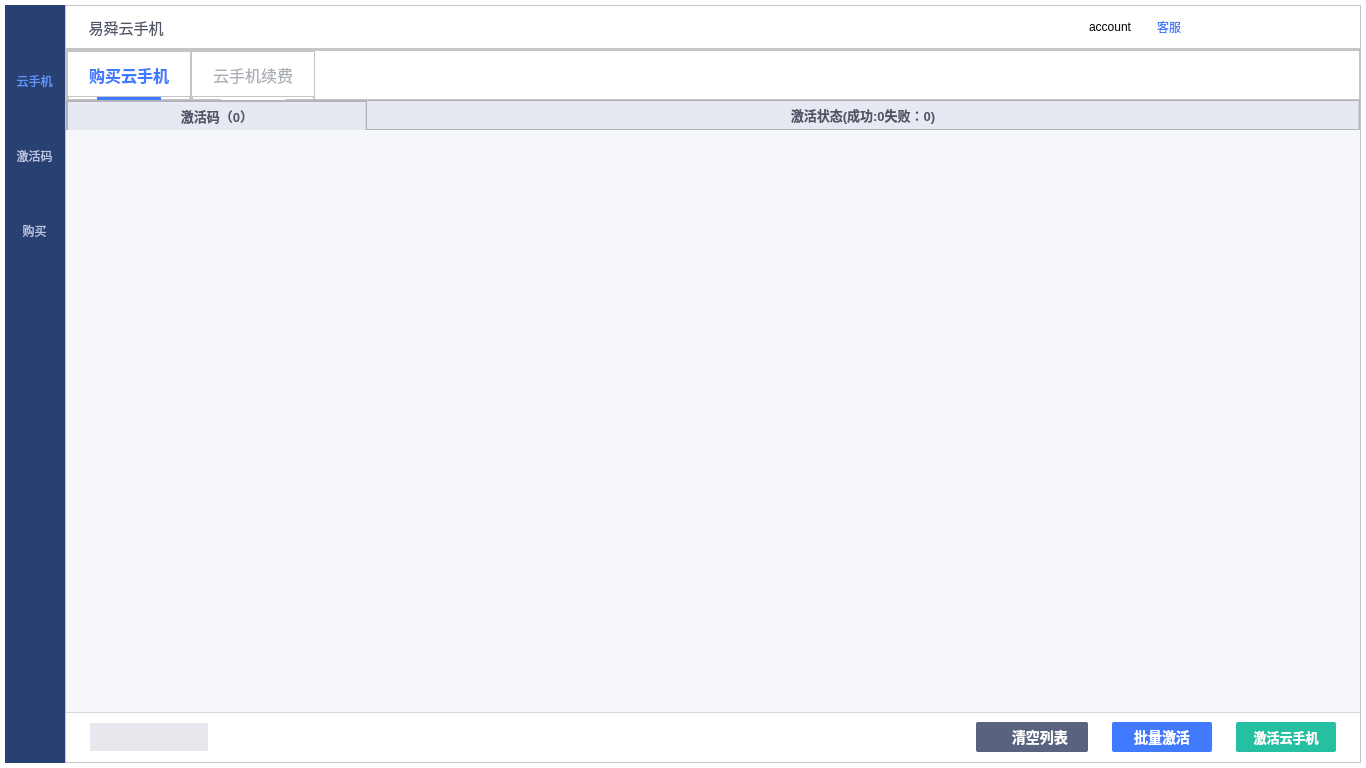
Old version of the form mainwindow.ui in the repository ZhouMei20220810/TEST.
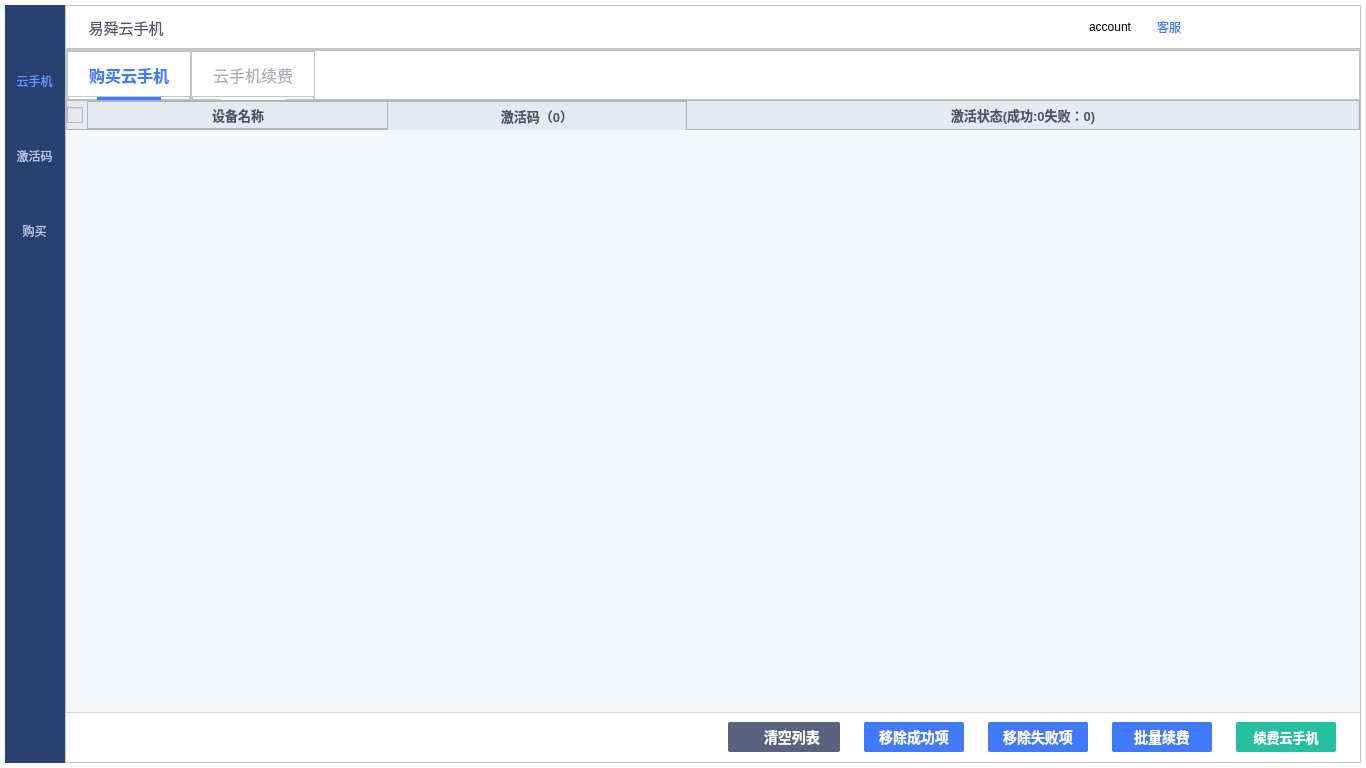
New version of the form. The open tabs and pages were chosen to show the change. Icons and pictures are not drawn. Custom widgets are drawn as their Qt base class.

Commit message: 备份增加激活码续费页面

Patch:
```diff
--- a/mainwindow.ui
+++ b/mainwindow.ui
@@ -3323,6 +3323,25 @@
               </widget>
              </item>
              <item>
+              <widget class="QStackedWidget" name="stackedWidgetActiveCode">
+               <widget class="QWidget" name="pageActive">
+                <layout class="QVBoxLayout" name="verticalLayout_25">
+                 <property name="spacing">
+                  <number>0</number>
+                 </property>
+                 <property name="leftMargin">
+                  <number>0</number>
+                 </property>
+                 <property name="topMargin">
+                  <number>0</number>
+                 </property>
+                 <property name="rightMargin">
+                  <number>0</number>
+                 </property>
+                 <property name="bottomMargin">
+                  <number>0</number>
+                 </property>
+                 <item>
               <widget class="QFrame" name="frame_18">
                <property name="minimumSize">
                 <size>
@@ -3668,6 +3687,515 @@
                  </widget>
                 </item>
                </layout>
+                  </widget>
+                 </item>
+                </layout>
+               </widget>
+               <widget class="QWidget" name="pageRenewActive">
+                <layout class="QVBoxLayout" name="verticalLayout_26">
+                 <property name="spacing">
+                  <number>0</number>
+                 </property>
+                 <property name="leftMargin">
+                  <number>0</number>
+                 </property>
+                 <property name="topMargin">
+                  <number>0</number>
+                 </property>
+                 <property name="rightMargin">
+                  <number>0</number>
+                 </property>
+                 <property name="bottomMargin">
+                  <number>0</number>
+                 </property>
+                 <item>
+                  <widget class="QMouseFrame" name="frameLevelTab">
+                   <property name="mouseTracking">
+                    <bool>true</bool>
+                   </property>
+                   <property name="frameShape">
+                    <enum>QFrame::StyledPanel</enum>
+                   </property>
+                   <property name="frameShadow">
+                    <enum>QFrame::Raised</enum>
+                   </property>
+                  </widget>
+                 </item>
+                 <item>
+                  <widget class="QMouseFrame" name="frame_34">
+                   <property name="minimumSize">
+                    <size>
+                     <width>0</width>
+                     <height>30</height>
+                    </size>
+                   </property>
+                   <property name="maximumSize">
+                    <size>
+                     <width>16777215</width>
+                     <height>30</height>
+                    </size>
+                   </property>
+                   <property name="mouseTracking">
+                    <bool>true</bool>
+                   </property>
+                   <property name="styleSheet">
+                    <string notr="true">background-color:#E6E9F2;</string>
+                   </property>
+                   <property name="frameShape">
+                    <enum>QFrame::StyledPanel</enum>
+                   </property>
+                   <property name="frameShadow">
+                    <enum>QFrame::Raised</enum>
+                   </property>
+                   <layout class="QHBoxLayout" name="horizontalLayout_38">
+                    <property name="spacing">
+                     <number>0</number>
+                    </property>
+                    <property name="leftMargin">
+                     <number>0</number>
+                    </property>
+                    <property name="topMargin">
+                     <number>0</number>
+                    </property>
+                    <property name="rightMargin">
+                     <number>0</number>
+                    </property>
+                    <property name="bottomMargin">
+                     <number>0</number>
+                    </property>
+                    <item>
+                     <widget class="QCheckBox" name="checkBoxActiveCodeRenew">
+                      <property name="minimumSize">
+                       <size>
+                        <width>20</width>
+                        <height>20</height>
+                       </size>
+                      </property>
+                      <property name="maximumSize">
+                       <size>
+                        <width>20</width>
+                        <height>20</height>
+                       </size>
+                      </property>
+                      <property name="styleSheet">
+                       <string notr="true"> QCheckBox {
+     spacing: 5px;
+ }
+
+ QCheckBox::indicator {
+     width: 16px;
+     height: 16px;
+ }
+
+ QCheckBox::indicator:unchecked {
+     image: url(:/login/resource/login/option_normal.png);
+ }
+
+ QCheckBox::indicator:unchecked:hover {
+     image: url(:/login/resource/login/option_normal.png);
+ }
+
+ QCheckBox::indicator:unchecked:pressed {
+     image: url(:/login/resource/login/option_normal.png);
+ }
+
+ QCheckBox::indicator:checked {
+     image: url(:/login/resource/login/option_select.png);
+ }
+
+ QCheckBox::indicator:checked:hover {
+     image: url(:/login/resource/login/option_select.png);
+ }
+
+ QCheckBox::indicator:checked:pressed {
+     image: url(:/login/resource/login/option_select.png);
+ }
+</string>
+                      </property>
+                      <property name="text">
+                       <string/>
+                      </property>
+                     </widget>
+                    </item>
+                    <item>
+                     <widget class="QMouseFrame" name="frame_36">
+                      <property name="minimumSize">
+                       <size>
+                        <width>300</width>
+                        <height>0</height>
+                       </size>
+                      </property>
+                      <property name="maximumSize">
+                       <size>
+                        <width>300</width>
+                        <height>16777215</height>
+                       </size>
+                      </property>
+                      <property name="frameShape">
+                       <enum>QFrame::StyledPanel</enum>
+                      </property>
+                      <property name="frameShadow">
+                       <enum>QFrame::Raised</enum>
+                      </property>
+                      <layout class="QHBoxLayout" name="horizontalLayout_40">
+                       <property name="spacing">
+                        <number>0</number>
+                       </property>
+                       <property name="leftMargin">
+                        <number>0</number>
+                       </property>
+                       <property name="topMargin">
+                        <number>0</number>
+                       </property>
+                       <property name="rightMargin">
+                        <number>0</number>
+                       </property>
+                       <property name="bottomMargin">
+                        <number>0</number>
+                       </property>
+                       <item>
+                        <widget class="QLabel" name="labelActiveCodeNum_3">
+                         <property name="minimumSize">
+                          <size>
+                           <width>300</width>
+                           <height>0</height>
+                          </size>
+                         </property>
+                         <property name="maximumSize">
+                          <size>
+                           <width>300</width>
+                           <height>16777215</height>
+                          </size>
+                         </property>
+                         <property name="styleSheet">
+                          <string notr="true">QFrame {border-right: 1px solid #D7D7DE;color:#505465;font-size:13px;font-weight:bold;}</string>
+                         </property>
+                         <property name="text">
+                          <string>设备名称</string>
+                         </property>
+                         <property name="alignment">
+                          <set>Qt::AlignCenter</set>
+                         </property>
+                        </widget>
+                       </item>
+                      </layout>
+                     </widget>
+                    </item>
+                    <item>
+                     <widget class="QMouseFrame" name="frame_35">
+                      <property name="minimumSize">
+                       <size>
+                        <width>300</width>
+                        <height>30</height>
+                       </size>
+                      </property>
+                      <property name="maximumSize">
+                       <size>
+                        <width>300</width>
+                        <height>30</height>
+                       </size>
+                      </property>
+                      <property name="mouseTracking">
+                       <bool>true</bool>
+                      </property>
+                      <property name="frameShape">
+                       <enum>QFrame::StyledPanel</enum>
+                      </property>
+                      <property name="frameShadow">
+                       <enum>QFrame::Raised</enum>
+                      </property>
+                      <layout class="QVBoxLayout" name="verticalLayout_24">
+                       <property name="spacing">
+                        <number>0</number>
+                       </property>
+                       <property name="leftMargin">
+                        <number>0</number>
+                       </property>
+                       <property name="topMargin">
+                        <number>0</number>
+                       </property>
+                       <property name="rightMargin">
+                        <number>0</number>
+                       </property>
+                       <property name="bottomMargin">
+                        <number>0</number>
+                       </property>
+                       <item>
+                        <widget class="QLabel" name="labelActiveCodeNum_2">
+                         <property name="styleSheet">
+                          <string notr="true">QFrame {border-right: 1px solid #D7D7DE;color:#505465;font-size:13px;font-weight:bold;}</string>
+                         </property>
+                         <property name="text">
+                          <string>激活码（0）</string>
+                         </property>
+                         <property name="alignment">
+                          <set>Qt::AlignCenter</set>
+                         </property>
+                        </widget>
+                       </item>
+                      </layout>
+                     </widget>
+                    </item>
+                    <item>
+                     <widget class="QLabel" name="labelActiveStatus_2">
+                      <property name="mouseTracking">
+                       <bool>true</bool>
+                      </property>
+                      <property name="styleSheet">
+                       <string notr="true">QFrame {border-right: 1px solid #D7D7DE;color:#505465;font-size:13px;font-weight:bold;}</string>
+                      </property>
+                      <property name="text">
+                       <string>激活状态(成功:0失败：0)</string>
+                      </property>
+                      <property name="alignment">
+                       <set>Qt::AlignCenter</set>
+                      </property>
+                     </widget>
+                    </item>
+                   </layout>
+                  </widget>
+                 </item>
+                 <item>
+                  <widget class="QMouseListWidget" name="listWidgetRenewActiveCode">
+                   <property name="mouseTracking">
+                    <bool>true</bool>
+                   </property>
+                   <property name="styleSheet">
+                    <string notr="true">border:none;background-color:#F5F7FB;</string>
+                   </property>
+                  </widget>
+                 </item>
+                 <item>
+                  <widget class="QMouseFrame" name="frame_33">
+                   <property name="minimumSize">
+                    <size>
+                     <width>0</width>
+                     <height>50</height>
+                    </size>
+                   </property>
+                   <property name="maximumSize">
+                    <size>
+                     <width>16777215</width>
+                     <height>50</height>
+                    </size>
+                   </property>
+                   <property name="mouseTracking">
+                    <bool>true</bool>
+                   </property>
+                   <property name="styleSheet">
+                    <string notr="true">QFrame {
+color: rgb(255, 255, 255);
+background-color: #FF#F5F6FA;
+border-radius:0px;
+border-top: 1px solid #D7D7DE;
+}</string>
+                   </property>
+                   <property name="frameShape">
+                    <enum>QFrame::StyledPanel</enum>
+                   </property>
+                   <property name="frameShadow">
+                    <enum>QFrame::Raised</enum>
+                   </property>
+                   <layout class="QHBoxLayout" name="horizontalLayout_34">
+                    <property name="spacing">
+                     <number>24</number>
+                    </property>
+                    <property name="leftMargin">
+                     <number>24</number>
+                    </property>
+                    <property name="rightMargin">
+                     <number>24</number>
+                    </property>
+                    <item>
+                     <spacer name="horizontalSpacer_26">
+                      <property name="orientation">
+                       <enum>Qt::Horizontal</enum>
+                      </property>
+                      <property name="sizeHint" stdset="0">
+                       <size>
+                        <width>518</width>
+                        <height>20</height>
+                       </size>
+                      </property>
+                     </spacer>
+                    </item>
+                    <item>
+                     <widget class="QToolButton" name="toolBtnClearRenewList">
+                      <property name="cursor">
+                       <cursorShape>PointingHandCursor</cursorShape>
+                      </property>
+                      <property name="styleSheet">
+                       <string notr="true">QToolButton {border:none;
+color: #FFFFFF;
+background-color: #596380;
+border-radius:2px;
+padding-left:12px;
+font-weight:bold;
+font-size:14px;
+height:30px;
+width:100px;
+max-height:30px;
+max-width:100px;
+}</string>
+                      </property>
+                      <property name="text">
+                       <string> 清空列表</string>
+                      </property>
+                      <property name="icon">
+                       <iconset resource="res.qrc">
+                        <normaloff>:/main/resource/main/delete.png</normaloff>:/main/resource/main/delete.png</iconset>
+                      </property>
+                      <property name="toolButtonStyle">
+                       <enum>Qt::ToolButtonTextBesideIcon</enum>
+                      </property>
+                     </widget>
+                    </item>
+                    <item>
+                     <widget class="QToolButton" name="toolBtnRemoveSuccessItem">
+                      <property name="cursor">
+                       <cursorShape>PointingHandCursor</cursorShape>
+                      </property>
+                      <property name="styleSheet">
+                       <string notr="true">QToolButton {border:none;
+color: #FFFFFF;
+background-color: #407AFF;
+border-radius:2px;
+padding-left:0px;
+font-weight:bold;
+font-size:14px;
+height:30px;
+width:100px;
+max-height:30px;
+max-width:100px;
+}</string>
+                      </property>
+                      <property name="text">
+                       <string>移除成功项</string>
+                      </property>
+                     </widget>
+                    </item>
+                    <item>
+                     <widget class="QToolButton" name="toolBtnRemoveFailedItem">
+                      <property name="cursor">
+                       <cursorShape>PointingHandCursor</cursorShape>
+                      </property>
+                      <property name="styleSheet">
+                       <string notr="true">QToolButton {border:none;
+color: #FFFFFF;
+background-color: #407AFF;
+border-radius:2px;
+padding-left:0px;
+font-weight:bold;
+font-size:14px;
+height:30px;
+width:100px;
+max-height:30px;
+max-width:100px;
+}</string>
+                      </property>
+                      <property name="text">
+                       <string>移除失败项</string>
+                      </property>
+                     </widget>
+                    </item>
+                    <item>
+                     <widget class="QToolButton" name="toolBtnAddRenewActiveCode">
+                      <property name="cursor">
+                       <cursorShape>PointingHandCursor</cursorShape>
+                      </property>
+                      <property name="styleSheet">
+                       <string notr="true">QToolButton {border:none;
+color: #FFFFFF;
+background-color: #407AFF;
+border-radius:2px;
+padding-left:0px;
+font-weight:bold;
+font-size:14px;
+height:30px;
+width:100px;
+max-height:30px;
+max-width:100px;
+}</string>
+                      </property>
+                      <property name="text">
+                       <string>批量续费</string>
+                      </property>
+                     </widget>
+                    </item>
+                    <item>
+                     <widget class="QPushButton" name="btnOkRenewActiveCode">
+                      <property name="minimumSize">
+                       <size>
+                        <width>0</width>
+                        <height>0</height>
+                       </size>
+                      </property>
+                      <property name="maximumSize">
+                       <size>
+                        <width>100</width>
+                        <height>30</height>
+                       </size>
+                      </property>
+                      <property name="font">
+                       <font>
+                        <pointsize>10</pointsize>
+                        <bold>true</bold>
+                       </font>
+                      </property>
+                      <property name="cursor">
+                       <cursorShape>PointingHandCursor</cursorShape>
+                      </property>
+                      <property name="styleSheet">
+                       <string notr="true"> QPushButton {
+     border: 0px solid #555764;
+     border-radius:2px;
+	 background-color: #25BFA1;
+	 color:#FFFFFFFF;
+font-weight:bold;
+height:30px;
+width:100px;
+max-height:30px;
+max-width:100px;
+ }
+QPushButton:hover
+{
+	border:0px solid  #FF27282B;
+	background-color: #25BFA1;
+}
+ QPushButton:pressed {
+     border: 0px solid #555764;
+     border-radius: 2px;
+	 background-color: #25BFA1;
+	 color:#FFFFFFFF;
+ }
+QPushButton:disabled
+{
+ background-color: #FFC1C1C1;
+ color:#FFFFFFFF;
+}
+
+ QPushButton:flat {
+     border: none; /* no border for a flat push button */
+ }
+
+ QPushButton:default {
+     border-color: navy; /* make the default button prominent */
+ }
+</string>
+                      </property>
+                      <property name="text">
+                       <string>续费云手机</string>
+                      </property>
+                      <property name="flat">
+                       <bool>true</bool>
+                      </property>
+                     </widget>
+                    </item>
+                   </layout>
+                  </widget>
+                 </item>
+                </layout>
+               </widget>
               </widget>
              </item>
             </layout>
```
Left out of the diff: 2 changed lines with no effect on the pictures. Lines whose indentation alone changed are shown as unchanged. The commit also changes 2 other files.
